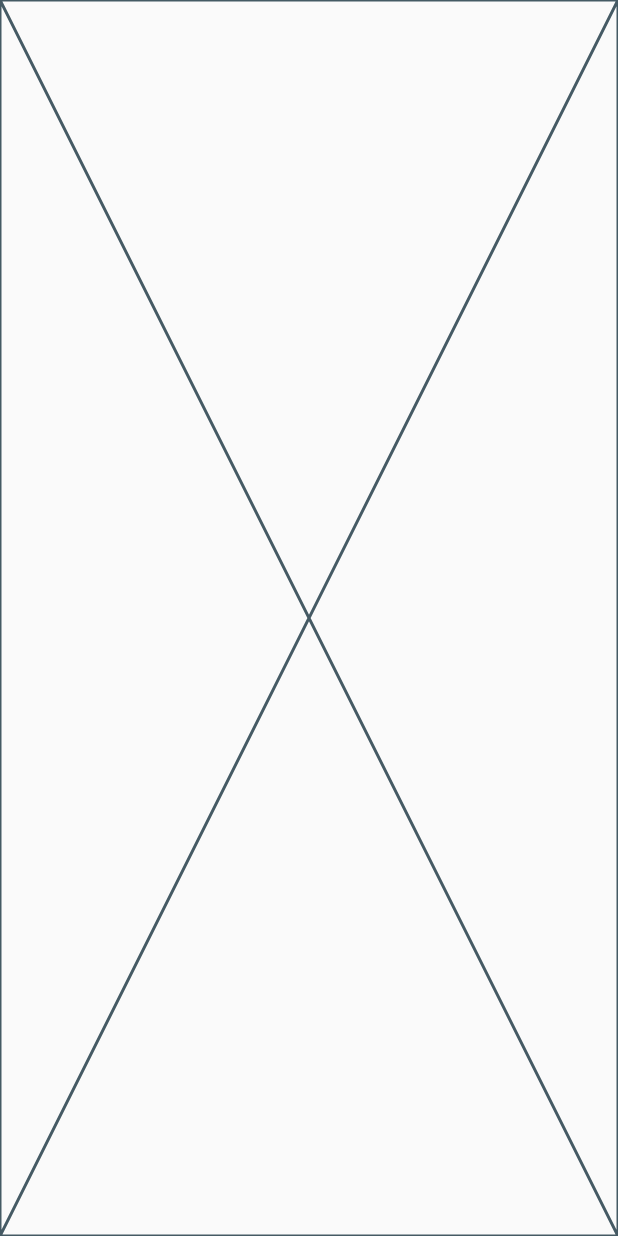
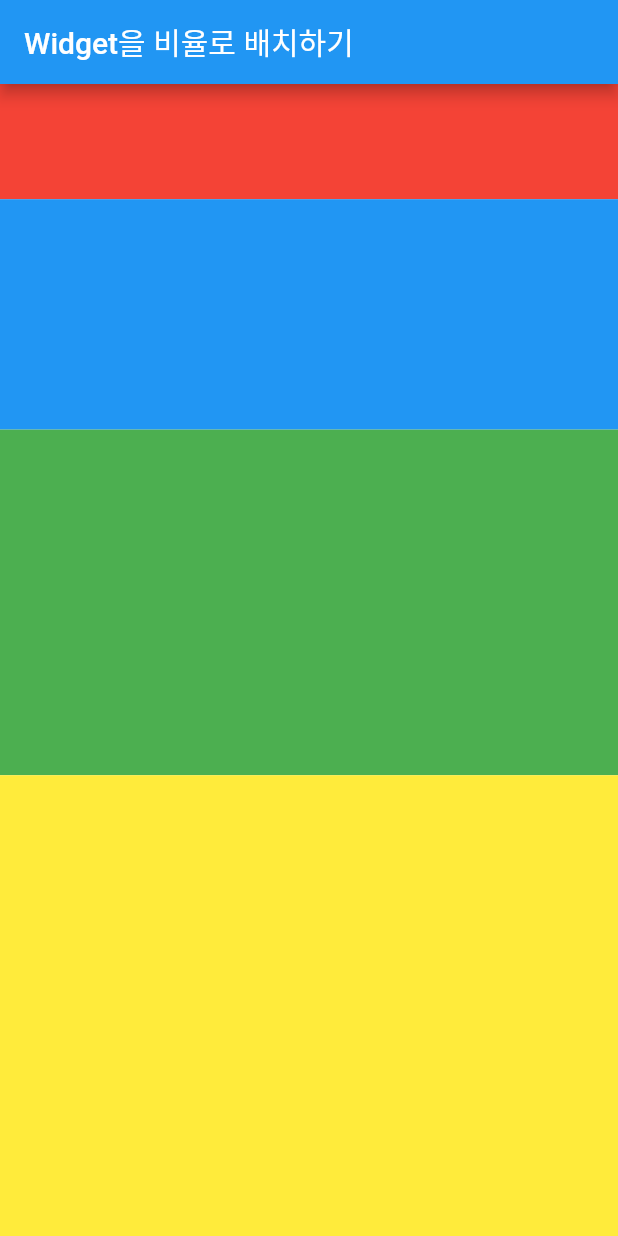
Before and after one commit to dongeranguk/flutter_example, a Flutter app: the screen it shows after launch, on a phone screen of 412 x 824 dp. Run offline on Flutter 3.47's test engine with Material 2 defaults, Android fonts, the phone set to English and light mode, and no system bars.

Commit message:
#6 - flexible 로 widget 의 비율 지정하기
widget 의 크기를 너무 크게 지정하면 화면 밖으로 빠져나가서 오류가 발생한다.

이를 방지하기 위해 `flexible` 로 widget 을 감싸 `flex` 속성에 값을 지정하여 크기 비율을 지정할 수 있다.

```diff
--- a/lib/main.dart
+++ b/lib/main.dart
@@ -2,8 +2,11 @@ import 'package:flutter/material.dart';
 
 void main() {
   runApp(
-    const MaterialApp(
-      home: Scaffold(body: Body()),
+    MaterialApp(
+      home: Scaffold(
+        appBar: AppBar(title: const Text('Widget을 비율로 배치하기')),
+        body: const Body(),
+      ),
     ),
   );
 }
@@ -13,6 +16,13 @@ class Body extends StatelessWidget {
 
   @override
   Widget build(BuildContext context) {
-    return const Placeholder();
+    return Column(
+      children: [
+        Flexible(flex: 1, child: Container(color: Colors.red)),
+        Flexible(flex: 2, child: Container(color: Colors.blue)),
+        Flexible(flex: 3, child: Container(color: Colors.green)),
+        Flexible(flex: 4, child: Container(color: Colors.yellow)),
+      ],
+    );
   }
 }
```
